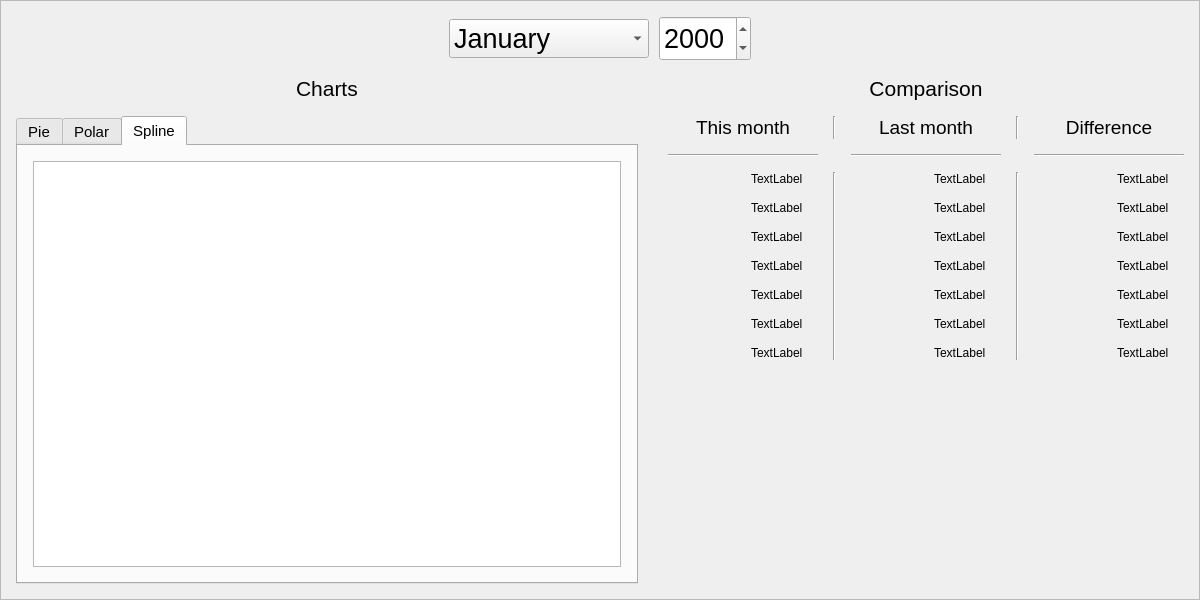
Above: src/gui/diarystats.ui from someretical/TheoreticalDiary before the change. Below: the same form after it.
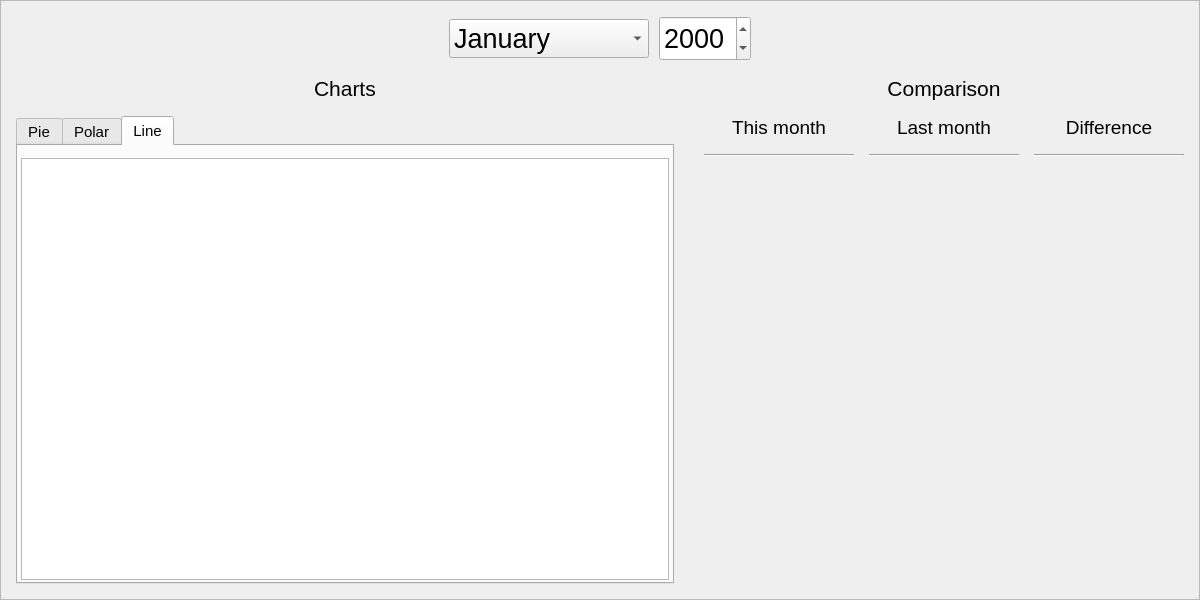
That is the form after the change. The open tabs and pages were chosen to show the change. Custom widgets are drawn as their Qt base class.

Commit message:
completed diary stats tab
- updated readme with an image of the tab
- upped version

```diff
--- a/src/gui/diarystats.ui
+++ b/src/gui/diarystats.ui
@@ -303,6 +303,21 @@
         <property name="verticalSpacing">
          <number>15</number>
         </property>
+        <item row="0" column="1" alignment="Qt::AlignHCenter">
+         <widget class="QLabel" name="label_2">
+          <property name="font">
+           <font>
+            <pointsize>16</pointsize>
+           </font>
+          </property>
+          <property name="text">
+           <string>Comparison</string>
+          </property>
+          <property name="alignment">
+           <set>Qt::AlignCenter</set>
+          </property>
+         </widget>
+        </item>
         <item row="1" column="0">
          <layout class="QGridLayout" name="gridLayout_9">
           <property name="spacing">
@@ -330,16 +345,16 @@
              </attribute>
              <layout class="QGridLayout" name="gridLayout_7">
               <property name="leftMargin">
-               <number>15</number>
+               <number>0</number>
               </property>
               <property name="topMargin">
-               <number>15</number>
+               <number>10</number>
               </property>
               <property name="rightMargin">
-               <number>15</number>
+               <number>0</number>
               </property>
               <property name="bottomMargin">
-               <number>15</number>
+               <number>0</number>
               </property>
               <property name="spacing">
                <number>0</number>
@@ -347,7 +362,7 @@
               <item row="0" column="0">
                <widget class="QChartView" name="pie_chart_view">
                 <property name="sizePolicy">
-                 <sizepolicy hsizetype="Expanding" vsizetype="Expanding">
+                 <sizepolicy hsizetype="Expanding" vsizetype="Fixed">
                   <horstretch>0</horstretch>
                   <verstretch>0</verstretch>
                  </sizepolicy>
@@ -355,7 +370,7 @@
                 <property name="minimumSize">
                  <size>
                   <width>0</width>
-                  <height>400</height>
+                  <height>422</height>
                  </size>
                 </property>
                </widget>
@@ -368,16 +383,16 @@
              </attribute>
              <layout class="QGridLayout" name="gridLayout_3">
               <property name="leftMargin">
-               <number>15</number>
+               <number>0</number>
               </property>
               <property name="topMargin">
-               <number>15</number>
+               <number>10</number>
               </property>
               <property name="rightMargin">
-               <number>15</number>
+               <number>0</number>
               </property>
               <property name="bottomMargin">
-               <number>15</number>
+               <number>0</number>
               </property>
               <property name="spacing">
                <number>0</number>
@@ -385,7 +400,7 @@
               <item row="1" column="0">
                <widget class="QChartView" name="polar_chart_view">
                 <property name="sizePolicy">
-                 <sizepolicy hsizetype="Expanding" vsizetype="Expanding">
+                 <sizepolicy hsizetype="Expanding" vsizetype="Fixed">
                   <horstretch>0</horstretch>
                   <verstretch>0</verstretch>
                  </sizepolicy>
@@ -393,7 +408,7 @@
                 <property name="minimumSize">
                  <size>
                   <width>0</width>
-                  <height>400</height>
+                  <height>422</height>
                  </size>
                 </property>
                </widget>
@@ -402,20 +417,20 @@
             </widget>
             <widget class="QWidget" name="spline">
              <attribute name="title">
-              <string>Spline</string>
+              <string>Line</string>
              </attribute>
              <layout class="QGridLayout" name="gridLayout_2">
               <property name="leftMargin">
-               <number>15</number>
+               <number>0</number>
               </property>
               <property name="topMargin">
-               <number>15</number>
+               <number>10</number>
               </property>
               <property name="rightMargin">
-               <number>15</number>
+               <number>0</number>
               </property>
               <property name="bottomMargin">
-               <number>15</number>
+               <number>0</number>
               </property>
               <property name="spacing">
                <number>0</number>
@@ -423,15 +438,15 @@
               <item row="0" column="1">
                <widget class="QChartView" name="spline_chart_view">
                 <property name="sizePolicy">
-                 <sizepolicy hsizetype="Expanding" vsizetype="Preferred">
+                 <sizepolicy hsizetype="Fixed" vsizetype="Fixed">
                   <horstretch>0</horstretch>
                   <verstretch>0</verstretch>
                  </sizepolicy>
                 </property>
                 <property name="minimumSize">
                  <size>
-                  <width>0</width>
-                  <height>400</height>
+                  <width>648</width>
+                  <height>422</height>
                  </size>
                 </property>
                </widget>
@@ -442,33 +457,6 @@
           </item>
          </layout>
         </item>
-        <item row="0" column="0" alignment="Qt::AlignHCenter">
-         <widget class="QLabel" name="label">
-          <property name="font">
-           <font>
-            <pointsize>16</pointsize>
-           </font>
-          </property>
-          <property name="text">
-           <string>Charts</string>
-          </property>
-         </widget>
-        </item>
-        <item row="0" column="1">
-         <widget class="QLabel" name="label_2">
-          <property name="font">
-           <font>
-            <pointsize>16</pointsize>
-           </font>
-          </property>
-          <property name="text">
-           <string>Comparison</string>
-          </property>
-          <property name="alignment">
-           <set>Qt::AlignCenter</set>
-          </property>
-         </widget>
-        </item>
         <item row="1" column="1">
          <layout class="QGridLayout" name="gridLayout_11">
           <property name="bottomMargin">
@@ -477,14 +465,190 @@
           <property name="spacing">
            <number>15</number>
           </property>
-          <item row="0" column="3">
-           <widget class="Line" name="line_5">
+          <item row="0" column="1" alignment="Qt::AlignHCenter">
+           <widget class="QLabel" name="label_4">
+            <property name="sizePolicy">
+             <sizepolicy hsizetype="Fixed" vsizetype="Preferred">
+              <horstretch>0</horstretch>
+              <verstretch>0</verstretch>
+             </sizepolicy>
+            </property>
+            <property name="minimumSize">
+             <size>
+              <width>150</width>
+              <height>0</height>
+             </size>
+            </property>
+            <property name="font">
+             <font>
+              <pointsize>14</pointsize>
+             </font>
+            </property>
+            <property name="text">
+             <string>Last month</string>
+            </property>
+            <property name="alignment">
+             <set>Qt::AlignCenter</set>
+            </property>
+           </widget>
+          </item>
+          <item row="2" column="0">
+           <layout class="QGridLayout" name="gridLayout_5">
+            <property name="bottomMargin">
+             <number>0</number>
+            </property>
+            <property name="spacing">
+             <number>15</number>
+            </property>
+            <item row="2" column="0" alignment="Qt::AlignLeft">
+             <widget class="QLabel" name="ok">
+              <property name="text">
+               <string/>
+              </property>
+             </widget>
+            </item>
+            <item row="1" column="0" alignment="Qt::AlignLeft">
+             <widget class="QLabel" name="bad">
+              <property name="text">
+               <string/>
+              </property>
+             </widget>
+            </item>
+            <item row="4" column="0" alignment="Qt::AlignLeft">
+             <widget class="QLabel" name="very_good">
+              <property name="text">
+               <string/>
+              </property>
+             </widget>
+            </item>
+            <item row="6" column="0" alignment="Qt::AlignLeft">
+             <widget class="QLabel" name="starred">
+              <property name="text">
+               <string/>
+              </property>
+             </widget>
+            </item>
+            <item row="3" column="0" alignment="Qt::AlignLeft">
+             <widget class="QLabel" name="good">
+              <property name="text">
+               <string/>
+              </property>
+             </widget>
+            </item>
+            <item row="0" column="0" alignment="Qt::AlignLeft">
+             <widget class="QLabel" name="very_bad">
+              <property name="text">
+               <string/>
+              </property>
+             </widget>
+            </item>
+            <item row="5" column="0" alignment="Qt::AlignLeft">
+             <widget class="QLabel" name="unknown">
+              <property name="text">
+               <string/>
+              </property>
+             </widget>
+            </item>
+            <item row="1" column="1" alignment="Qt::AlignLeft">
+             <widget class="QLabel" name="t2">
+              <property name="text">
+               <string/>
+              </property>
+             </widget>
+            </item>
+            <item row="2" column="1" alignment="Qt::AlignLeft">
+             <widget class="QLabel" name="t3">
+              <property name="text">
+               <string/>
+              </property>
+             </widget>
+            </item>
+            <item row="3" column="1" alignment="Qt::AlignLeft">
+             <widget class="QLabel" name="t4">
+              <property name="text">
+               <string/>
+              </property>
+             </widget>
+            </item>
+            <item row="4" column="1" alignment="Qt::AlignLeft">
+             <widget class="QLabel" name="t5">
+              <property name="text">
+               <string/>
+              </property>
+             </widget>
+            </item>
+            <item row="5" column="1" alignment="Qt::AlignLeft">
+             <widget class="QLabel" name="t0">
+              <property name="text">
+               <string/>
+              </property>
+             </widget>
+            </item>
+            <item row="6" column="1" alignment="Qt::AlignLeft">
+             <widget class="QLabel" name="ts">
+              <property name="text">
+               <string/>
+              </property>
+             </widget>
+            </item>
+            <item row="0" column="1" alignment="Qt::AlignLeft">
+             <widget class="QLabel" name="t1">
+              <property name="text">
+               <string/>
+              </property>
+             </widget>
+            </item>
+           </layout>
+          </item>
+          <item row="0" column="0" alignment="Qt::AlignHCenter">
+           <widget class="QLabel" name="label_3">
+            <property name="sizePolicy">
+             <sizepolicy hsizetype="Fixed" vsizetype="Preferred">
+              <horstretch>0</horstretch>
+              <verstretch>0</verstretch>
+             </sizepolicy>
+            </property>
+            <property name="minimumSize">
+             <size>
+              <width>150</width>
+              <height>0</height>
+             </size>
+            </property>
+            <property name="font">
+             <font>
+              <pointsize>14</pointsize>
+             </font>
+            </property>
+            <property name="text">
+             <string>This month</string>
+            </property>
+            <property name="alignment">
+             <set>Qt::AlignCenter</set>
+            </property>
+           </widget>
+          </item>
+          <item row="1" column="0">
+           <widget class="Line" name="line_2">
             <property name="orientation">
-             <enum>Qt::Vertical</enum>
+             <enum>Qt::Horizontal</enum>
             </property>
            </widget>
           </item>
-          <item row="2" column="4">
+          <item row="1" column="2">
+           <widget class="Line" name="line_3">
+            <property name="orientation">
+             <enum>Qt::Horizontal</enum>
+            </property>
+           </widget>
+          </item>
+          <item row="1" column="1">
+           <widget class="Line" name="line">
+            <property name="orientation">
+             <enum>Qt::Horizontal</enum>
+            </property>
+           </widget>
+          </item>
+          <item row="2" column="2">
            <layout class="QGridLayout" name="gridLayout_12">
             <property name="spacing">
              <number>15</number>
@@ -492,7 +656,7 @@
             <item row="0" column="1">
              <widget class="QLabel" name="d1">
               <property name="text">
-               <string>TextLabel</string>
+               <string/>
               </property>
              </widget>
             </item>
@@ -548,48 +712,88 @@
             <item row="1" column="1">
              <widget class="QLabel" name="d2">
               <property name="text">
-               <string>TextLabel</string>
+               <string/>
               </property>
              </widget>
             </item>
             <item row="2" column="1">
              <widget class="QLabel" name="d3">
               <property name="text">
-               <string>TextLabel</string>
+               <string/>
               </property>
              </widget>
             </item>
             <item row="3" column="1">
              <widget class="QLabel" name="d4">
               <property name="text">
-               <string>TextLabel</string>
+               <string/>
               </property>
              </widget>
             </item>
             <item row="4" column="1">
              <widget class="QLabel" name="d5">
               <property name="text">
-               <string>TextLabel</string>
+               <string/>
               </property>
              </widget>
             </item>
             <item row="5" column="1">
              <widget class="QLabel" name="d0">
               <property name="text">
-               <string>TextLabel</string>
+               <string/>
               </property>
              </widget>
             </item>
             <item row="6" column="1">
              <widget class="QLabel" name="ds">
               <property name="text">
-               <string>TextLabel</string>
+               <string/>
               </property>
              </widget>
             </item>
            </layout>
           </item>
-          <item row="2" column="2">
+          <item row="0" column="2" alignment="Qt::AlignHCenter">
+           <widget class="QLabel" name="label_5">
+            <property name="sizePolicy">
+             <sizepolicy hsizetype="Fixed" vsizetype="Preferred">
+              <horstretch>0</horstretch>
+              <verstretch>0</verstretch>
+             </sizepolicy>
+            </property>
+            <property name="minimumSize">
+             <size>
+              <width>150</width>
+              <height>0</height>
+             </size>
+            </property>
+            <property name="font">
+             <font>
+              <pointsize>14</pointsize>
+             </font>
+            </property>
+            <property name="text">
+             <string>Difference</string>
+            </property>
+            <property name="alignment">
+             <set>Qt::AlignCenter</set>
+            </property>
+           </widget>
+          </item>
+          <item row="3" column="1">
+           <spacer name="verticalSpacer">
+            <property name="orientation">
+             <enum>Qt::Vertical</enum>
+            </property>
+            <property name="sizeHint" stdset="0">
+             <size>
+              <width>20</width>
+              <height>0</height>
+             </size>
+            </property>
+           </spacer>
+          </item>
+          <item row="2" column="1">
            <layout class="QGridLayout" name="gridLayout_8">
             <property name="spacing">
              <number>15</number>
@@ -597,7 +801,7 @@
             <item row="0" column="2">
              <widget class="QLabel" name="l1">
               <property name="text">
-               <string>TextLabel</string>
+               <string/>
               </property>
              </widget>
             </item>
@@ -653,275 +857,61 @@
             <item row="1" column="2">
              <widget class="QLabel" name="l2">
               <property name="text">
-               <string>TextLabel</string>
+               <string/>
               </property>
              </widget>
             </item>
             <item row="2" column="2">
              <widget class="QLabel" name="l3">
               <property name="text">
-               <string>TextLabel</string>
+               <string/>
               </property>
              </widget>
             </item>
             <item row="3" column="2">
              <widget class="QLabel" name="l4">
               <property name="text">
-               <string>TextLabel</string>
+               <string/>
               </property>
              </widget>
             </item>
             <item row="4" column="2">
              <widget class="QLabel" name="l5">
               <property name="text">
-               <string>TextLabel</string>
+               <string/>
               </property>
              </widget>
             </item>
             <item row="5" column="2">
              <widget class="QLabel" name="l0">
               <property name="text">
-               <string>TextLabel</string>
+               <string/>
               </property>
              </widget>
             </item>
             <item row="6" column="2">
              <widget class="QLabel" name="ls">
               <property name="text">
-               <string>TextLabel</string>
-              </property>
-             </widget>
-            </item>
-           </layout>
-          </item>
-          <item row="1" column="4">
-           <widget class="Line" name="line_3">
-            <property name="orientation">
-             <enum>Qt::Horizontal</enum>
-            </property>
-           </widget>
-          </item>
-          <item row="1" column="2">
-           <widget class="Line" name="line">
-            <property name="orientation">
-             <enum>Qt::Horizontal</enum>
-            </property>
-           </widget>
-          </item>
-          <item row="0" column="2">
-           <widget class="QLabel" name="label_4">
-            <property name="minimumSize">
-             <size>
-              <width>150</width>
-              <height>0</height>
-             </size>
-            </property>
-            <property name="font">
-             <font>
-              <pointsize>14</pointsize>
-             </font>
-            </property>
-            <property name="text">
-             <string>Last month</string>
-            </property>
-            <property name="alignment">
-             <set>Qt::AlignCenter</set>
-            </property>
-           </widget>
-          </item>
-          <item row="0" column="0">
-           <widget class="QLabel" name="label_3">
-            <property name="minimumSize">
-             <size>
-              <width>150</width>
-              <height>0</height>
-             </size>
-            </property>
-            <property name="font">
-             <font>
-              <pointsize>14</pointsize>
-             </font>
-            </property>
-            <property name="text">
-             <string>This month</string>
-            </property>
-            <property name="alignment">
-             <set>Qt::AlignCenter</set>
-            </property>
-           </widget>
-          </item>
-          <item row="2" column="3">
-           <widget class="Line" name="line_7">
-            <property name="orientation">
-             <enum>Qt::Vertical</enum>
-            </property>
-           </widget>
-          </item>
-          <item row="2" column="1">
-           <widget class="Line" name="line_6">
-            <property name="orientation">
-             <enum>Qt::Vertical</enum>
-            </property>
-           </widget>
-          </item>
-          <item row="2" column="0">
-           <layout class="QGridLayout" name="gridLayout_5">
-            <property name="bottomMargin">
-             <number>0</number>
-            </property>
-            <property name="spacing">
-             <number>15</number>
-            </property>
-            <item row="2" column="0" alignment="Qt::AlignLeft">
-             <widget class="QLabel" name="ok">
-              <property name="text">
                <string/>
               </property>
              </widget>
             </item>
-            <item row="0" column="1">
-             <widget class="QLabel" name="t1">
-              <property name="text">
-               <string>TextLabel</string>
-              </property>
-             </widget>
-            </item>
-            <item row="1" column="0" alignment="Qt::AlignLeft">
-             <widget class="QLabel" name="bad">
-              <property name="text">
-               <string/>
-              </property>
-             </widget>
-            </item>
-            <item row="4" column="0" alignment="Qt::AlignLeft">
-             <widget class="QLabel" name="very_good">
-              <property name="text">
-               <string/>
-              </property>
-             </widget>
-            </item>
-            <item row="6" column="0" alignment="Qt::AlignLeft">
-             <widget class="QLabel" name="starred">
-              <property name="text">
-               <string/>
-              </property>
-             </widget>
-            </item>
-            <item row="3" column="0" alignment="Qt::AlignLeft">
-             <widget class="QLabel" name="good">
-              <property name="text">
-               <string/>
-              </property>
-             </widget>
-            </item>
-            <item row="0" column="0" alignment="Qt::AlignLeft">
-             <widget class="QLabel" name="very_bad">
-              <property name="text">
-               <string/>
-              </property>
-             </widget>
-            </item>
-            <item row="5" column="0" alignment="Qt::AlignLeft">
-             <widget class="QLabel" name="unknown">
-              <property name="text">
-               <string/>
-              </property>
-             </widget>
-            </item>
-            <item row="1" column="1">
-             <widget class="QLabel" name="t2">
-              <property name="text">
-               <string>TextLabel</string>
-              </property>
-             </widget>
-            </item>
-            <item row="2" column="1">
-             <widget class="QLabel" name="t3">
-              <property name="text">
-               <string>TextLabel</string>
-              </property>
-             </widget>
-            </item>
-            <item row="3" column="1">
-             <widget class="QLabel" name="t4">
-              <property name="text">
-               <string>TextLabel</string>
-              </property>
-             </widget>
-            </item>
-            <item row="4" column="1">
-             <widget class="QLabel" name="t5">
-              <property name="text">
-               <string>TextLabel</string>
-              </property>
-             </widget>
-            </item>
-            <item row="5" column="1">
-             <widget class="QLabel" name="t0">
-              <property name="text">
-               <string>TextLabel</string>
-              </property>
-             </widget>
-            </item>
-            <item row="6" column="1">
-             <widget class="QLabel" name="ts">
-              <property name="text">
-               <string>TextLabel</string>
-              </property>
-             </widget>
-            </item>
            </layout>
           </item>
-          <item row="1" column="0">
-           <widget class="Line" name="line_2">
-            <property name="orientation">
-             <enum>Qt::Horizontal</enum>
-            </property>
-           </widget>
-          </item>
-          <item row="0" column="1">
-           <widget class="Line" name="line_4">
-            <property name="orientation">
-             <enum>Qt::Vertical</enum>
-            </property>
-           </widget>
-          </item>
-          <item row="0" column="4">
-           <widget class="QLabel" name="label_5">
-            <property name="minimumSize">
-             <size>
-              <width>150</width>
-              <height>0</height>
-             </size>
-            </property>
-            <property name="font">
-             <font>
-              <pointsize>14</pointsize>
-             </font>
-            </property>
-            <property name="text">
-             <string>Difference</string>
-            </property>
-            <property name="alignment">
-             <set>Qt::AlignCenter</set>
-            </property>
-           </widget>
-          </item>
-          <item row="3" column="2">
-           <spacer name="verticalSpacer">
-            <property name="orientation">
-             <enum>Qt::Vertical</enum>
-            </property>
-            <property name="sizeHint" stdset="0">
-             <size>
-              <width>20</width>
-              <height>0</height>
-             </size>
-            </property>
-           </spacer>
-          </item>
          </layout>
         </item>
+        <item row="0" column="0" alignment="Qt::AlignHCenter">
+         <widget class="QLabel" name="label">
+          <property name="font">
+           <font>
+            <pointsize>16</pointsize>
+           </font>
+          </property>
+          <property name="text">
+           <string>Charts</string>
+          </property>
+         </widget>
+        </item>
        </layout>
       </item>
      </layout>
```
The commit also changes 4 other files.
